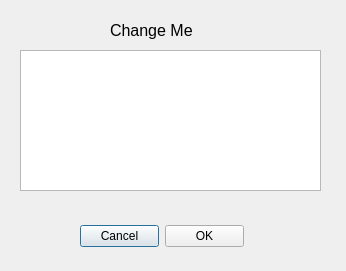
First picture: the form in usbfiledialog.ui, repository kbrack1/adbFire, before the edit.
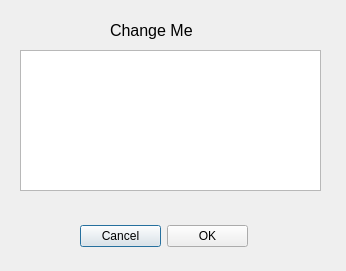
Second picture: the form after the edit.

```diff
--- a/usbfiledialog.ui
+++ b/usbfiledialog.ui
@@ -34,7 +34,7 @@
     <rect>
      <x>110</x>
      <y>20</y>
-     <width>141</width>
+     <width>181</width>
      <height>22</height>
     </rect>
    </property>
@@ -54,7 +54,7 @@
     <rect>
      <x>80</x>
      <y>220</y>
-     <width>164</width>
+     <width>168</width>
      <height>32</height>
     </rect>
    </property>
```
